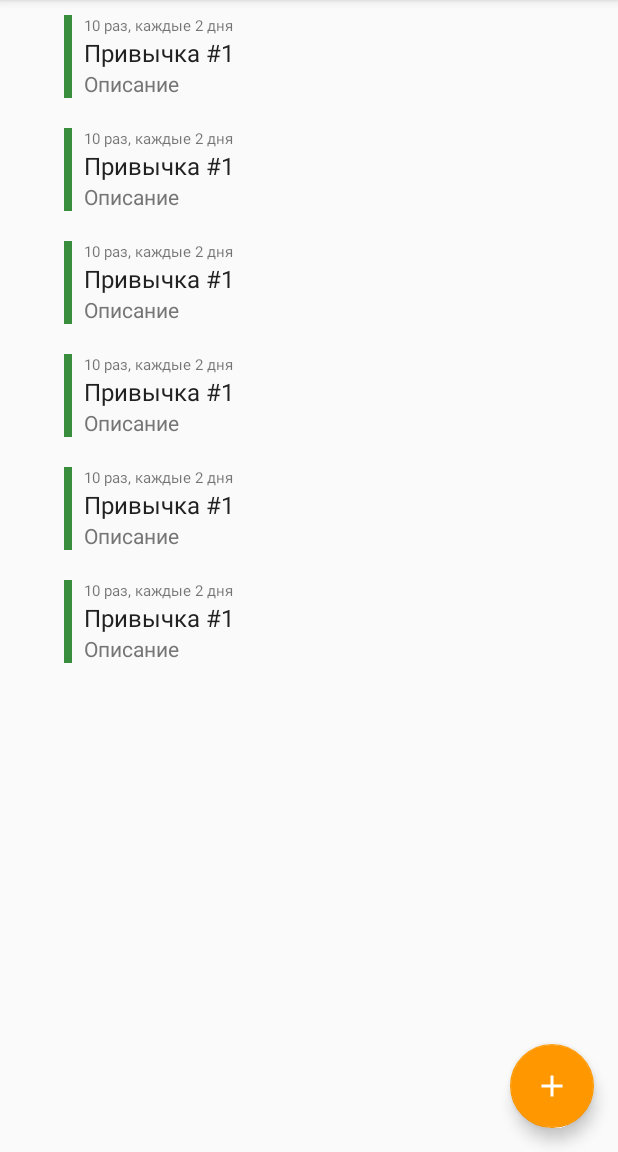
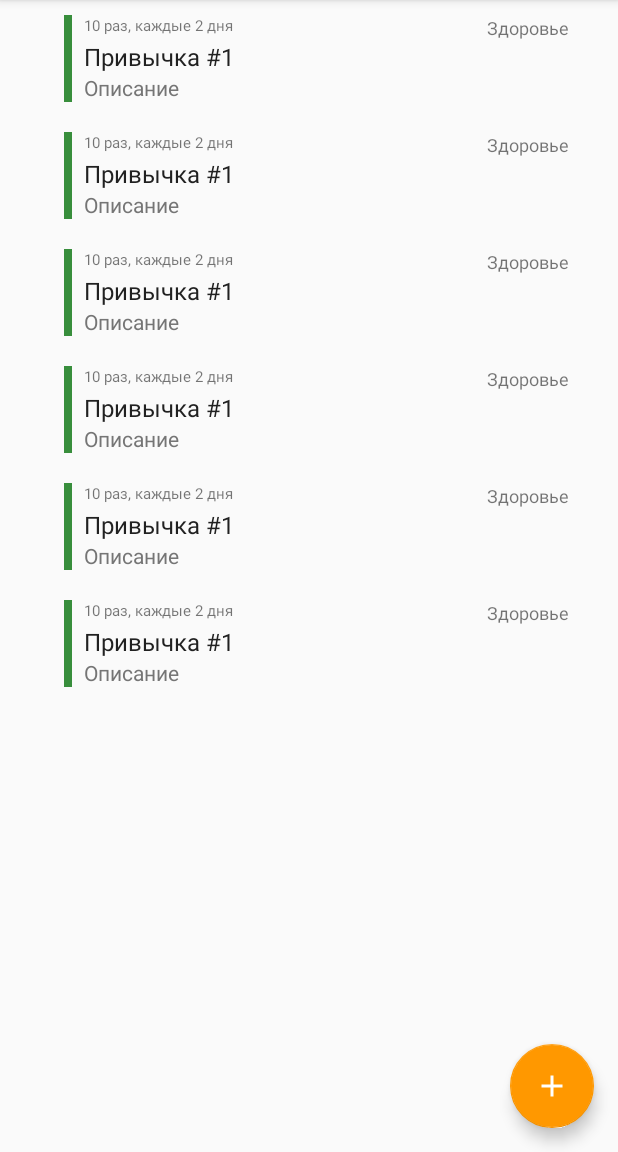
Before and after one commit to Ollisteka/AndroidCourse, an Android app: the screen it shows after launch (MainActivity), on a phone screen of 412 x 824 dp, the part 84-1236 px from its top. Run offline under Robolectric (Android 15) with nearby library versions, the phone set to English and light mode, and no system bars.

Commit message:
Вывожу тип на списке

```diff
--- a/app/src/main/java/com/example/androidcourse/EditHabitActivity.kt
+++ b/app/src/main/java/com/example/androidcourse/EditHabitActivity.kt
@@ -83,7 +83,7 @@ class EditHabitActivity : AppCompatActivity() {
         habitDescriptionEdit.setText(habitToEdit.description)
         habitPrioritySpinner.setSelection(habitToEdit.priority.value)
         habitTypeRadio.check(
-            when (habitToEdit.habitType) {
+            when (habitToEdit.type) {
                 HabitType.Beauty -> R.id.radio_beauty
                 HabitType.Health -> R.id.radio_health
                 HabitType.Study -> R.id.radio_study
--- a/app/src/main/java/com/example/androidcourse/Habit.kt
+++ b/app/src/main/java/com/example/androidcourse/Habit.kt
@@ -4,40 +4,12 @@ import android.os.Parcelable
 import kotlinx.android.parcel.Parcelize
 import java.util.*
 
-enum class HabitType(val value: Int) {
-    Study(0),
-    Health(1),
-    Beauty(2);
-
-    companion object {
-        private val values = values();
-        fun getByValue(value: Int): HabitType {
-            return values.firstOrNull { it.value == value }
-                ?: throw Exception("Class HabitType doesn't contain value $value")
-        }
-    }
-}
-
-enum class Priority(val value: Int) {
-    Low(0),
-    Middle(1),
-    High(2);
-
-    companion object {
-        private val values = values();
-        fun getByValue(value: Int): Priority {
-            return values.firstOrNull { it.value == value }
-                ?: throw Exception("Class Priority doesn't contain value $value")
-        }
-    }
-}
-
 @Parcelize
 class Habit(
     val name: String,
     val description: String,
     val priority: Priority = Priority.Low,
-    val habitType: HabitType = HabitType.Health,
+    val type: HabitType = HabitType.Health,
     val repetitions: Int = 10,
     val periodicity: Int = 2,
     val color: String = "#388E3C",
--- /dev/null
+++ b/app/src/main/java/com/example/androidcourse/HabitType.kt
@@ -0,0 +1,21 @@
+package com.example.androidcourse
+
+import android.content.Context
+
+enum class HabitType(val value: Int) {
+    Study(0),
+    Health(1),
+    Beauty(2);
+
+    fun toLocalString(context: Context): String {
+        return context.getString(getStringId())
+    }
+
+    private fun getStringId(): Int {
+        return when (this) {
+            Beauty -> R.string.beauty
+            Health -> R.string.health
+            Study -> R.string.study
+        }
+    }
+}
--- a/app/src/main/java/com/example/androidcourse/MyHabitRecyclerViewAdapter.kt
+++ b/app/src/main/java/com/example/androidcourse/MyHabitRecyclerViewAdapter.kt
@@ -44,6 +44,7 @@ class MyHabitRecyclerViewAdapter(
         private val middlePriorityView: View = itemView.priorityMiddle
         private val highPriorityView: View = itemView.priorityHigh
         private val periodicityView: TextView = itemView.periodicity
+        private val typeView: TextView = itemView.type
         private val context = itemView.context
 
         private val colors = listOf(lowPriorityView, middlePriorityView, highPriorityView)
@@ -72,6 +73,7 @@ class MyHabitRecyclerViewAdapter(
             val every = context.resources.getString(R.string.every)
             val periodicity = "${habit.repetitions} $correctedTimes, $every ${habit.periodicity} $correctedDays"
             periodicityView.text = periodicity
+            typeView.text = habit.type.toLocalString(context)
         }
     }
 }
--- /dev/null
+++ b/app/src/main/java/com/example/androidcourse/Priority.kt
@@ -0,0 +1,15 @@
+package com.example.androidcourse
+
+enum class Priority(val value: Int) {
+    Low(0),
+    Middle(1),
+    High(2);
+
+    companion object {
+        private val values = values();
+        fun getByValue(value: Int): Priority {
+            return values.firstOrNull { it.value == value }
+                ?: throw Exception("Class Priority doesn't contain value $value")
+        }
+    }
+}
--- a/app/src/main/res/layout/activity_edit_habit.xml
+++ b/app/src/main/res/layout/activity_edit_habit.xml
@@ -82,15 +82,15 @@
         <RadioButton android:id="@+id/radio_study"
                      android:layout_width="wrap_content"
                      android:layout_height="wrap_content"
-                     android:text="@string/radio_study"/>
+                     android:text="@string/study"/>
         <RadioButton android:id="@+id/radio_health"
                      android:layout_width="wrap_content"
                      android:layout_height="wrap_content"
-                     android:text="@string/radio_health"/>
+                     android:text="@string/health"/>
         <RadioButton android:id="@+id/radio_beauty"
                      android:layout_width="wrap_content"
                      android:layout_height="wrap_content"
-                     android:text="@string/radio_beauty"/>
+                     android:text="@string/beauty"/>
     </RadioGroup>
 
     <TextView
--- a/app/src/main/res/layout/fragment_habit.xml
+++ b/app/src/main/res/layout/fragment_habit.xml
@@ -41,10 +41,22 @@
             android:layout_weight=".9">
 
 
-        <TextView android:id="@+id/periodicity"
-                  android:textSize="@dimen/overlineText"
-                  style="@style/TextViewStyle"
-                  tools:text="10 раз каждые 2 дня"/>
+        <RelativeLayout android:layout_width="wrap_content"
+                        android:layout_height="wrap_content"
+                        android:orientation="horizontal">
+            <TextView android:id="@+id/periodicity"
+                      android:textSize="@dimen/overlineText"
+                      style="@style/TextViewStyle"
+                      tools:text="10 раз каждые 2 дня"/>
+
+            <TextView android:id="@+id/type"
+                      android:textSize="12sp"
+                      android:layout_width="match_parent"
+                      android:layout_gravity="end"
+                      android:textAlignment="textEnd"
+                      style="@style/TextViewStyle"
+                      tools:text="Здоровье"/>
+        </RelativeLayout>
 
         <TextView
                 android:id="@+id/name"
--- a/app/src/main/res/values/strings.xml
+++ b/app/src/main/res/values/strings.xml
@@ -9,9 +9,9 @@
     <string name="save">Сохранить</string>
     <string name="habitPriority">Приоритет</string>
     <string name="habitType">Тип</string>
-    <string name="radio_study">Учёба</string>
-    <string name="radio_health">Здоровье</string>
-    <string name="radio_beauty">Красота</string>
+    <string name="study">Учёба</string>
+    <string name="health">Здоровье</string>
+    <string name="beauty">Красота</string>
     <string name="required_field_error">Поле обязательно</string>
     <string name="periodicity">Периодичность</string>
     <string name="days">дней</string>
```
